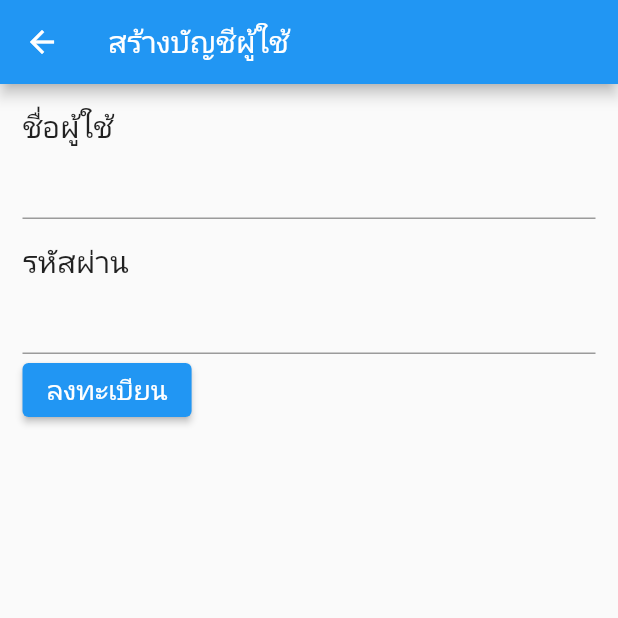
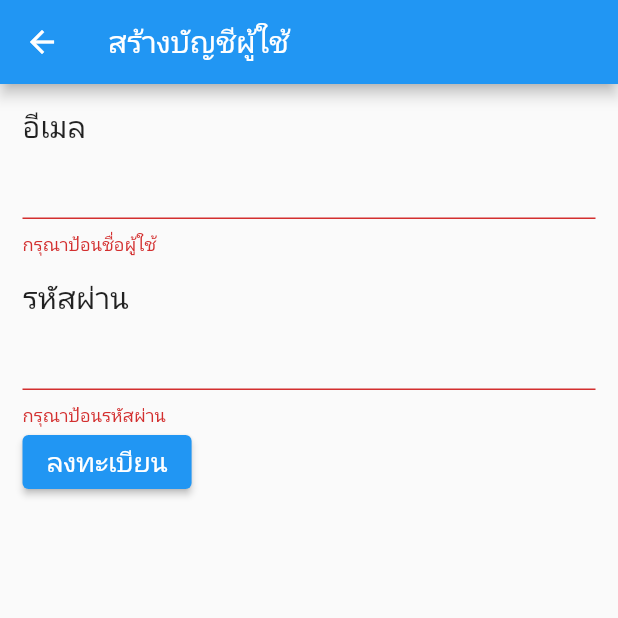
Before and after one commit to fax-yanapat/flashback-webapp, a Flutter app: the RegisterScreen screen opened directly, after a tap on "ลงทะเบียน", on a phone screen of 412 x 824 dp, the top half of it. Run offline on Flutter 3.47's test engine with Material 2 defaults, Android fonts, the phone set to English and light mode, and no system bars; our stand-ins replace firebase_auth, firebase_core, form_field_validator; accounts and stored records are empty.

Commit message:
updated on 2/28/2022 19.54

```diff
--- a/lib/model/profile.dart
+++ b/lib/model/profile.dart
@@ -1,6 +1,6 @@
 class Profile {
-  String username;
+  String email;
   String password;
 
-  Profile({required this.username, required this.password});
+  Profile({required this.email, required this.password});
 }
--- a/lib/screen/register.dart
+++ b/lib/screen/register.dart
@@ -1,5 +1,8 @@
+import 'package:firebase_auth/firebase_auth.dart';
+import 'package:firebase_core/firebase_core.dart';
 import 'package:flutter/material.dart';
 import 'package:flutter_application_1/model/profile.dart';
+import 'package:form_field_validator/form_field_validator.dart';
 
 class RegisterScreen extends StatefulWidget {
   const RegisterScreen({Key? key}) : super(key: key);
@@ -10,10 +13,25 @@ class RegisterScreen extends StatefulWidget {
 
 class _RegisterScreenState extends State<RegisterScreen> {
   final formKey = GlobalKey<FormState>();
-  Profile profile = Profile(password: '', username: '');
+  Profile profile = Profile(email: '', password: '');
+  final Future<FirebaseApp> firebase = Firebase.initializeApp();
 
   @override
   Widget build(BuildContext context) {
+    return FutureBuilder(
+        future: firebase,
+        builder: (context, snapshot) {
+          if (snapshot.hasError) {
+            return Scaffold(
+              appBar: AppBar(
+                title: Text("Error"),
+              ),
+              body: Center(
+                child: Text("${snapshot.error}"),
+              ),
+            );
+          }
+          if (snapshot.connectionState == ConnectionState.done) {
             return Scaffold(
               appBar: AppBar(
                 title: Text("สร้างบัญชีผู้ใช้"),
@@ -27,11 +45,16 @@ class _RegisterScreenState extends State<RegisterScreen> {
                       child: Column(
                         crossAxisAlignment: CrossAxisAlignment.start,
                         children: [
-                  Text("ชื่อผู้ใช้", style: TextStyle(fontSize: 20)),
+                          Text("อีเมล", style: TextStyle(fontSize: 20)),
                           TextFormField(
+                            validator: MultiValidator([
+                              RequiredValidator(
+                                  errorText: "กรุณาป้อนชื่อผู้ใช้"),
+                              EmailValidator(errorText: "รูปแบบอีเมลไม่ถูกต้อง")
+                            ]),
                             keyboardType: TextInputType.emailAddress,
-                    onSaved: (String? username) {
-                      profile.username = username.toString();
+                            onSaved: (String? email) {
+                              profile.email = email.toString();
                             },
                           ),
                           SizedBox(
@@ -39,6 +62,8 @@ class _RegisterScreenState extends State<RegisterScreen> {
                           ),
                           Text("รหัสผ่าน", style: TextStyle(fontSize: 20)),
                           TextFormField(
+                            validator: RequiredValidator(
+                                errorText: "กรุณาป้อนรหัสผ่าน"),
                             obscureText: true,
                             onSaved: (String? password) {
                               profile.password = password.toString();
@@ -46,11 +71,20 @@ class _RegisterScreenState extends State<RegisterScreen> {
                           ),
                           SizedBox(
                             child: ElevatedButton(
-                      child: Text("ลงทะเบียน", style: TextStyle(fontSize: 18)),
-                      onPressed: () {
-                        formKey.currentState?.save();
-                        print(
-                            "username = ${profile.username} password = ${profile.password}");
+                              child: Text("ลงทะเบียน",
+                                  style: TextStyle(fontSize: 18)),
+                              onPressed: () async{
+                                if (formKey.currentState!.validate()) {
+                                  formKey.currentState!.save();
+                                  try {
+                                    await FirebaseAuth.instance.createUserWithEmailAndPassword(
+                                      email: profile.email,
+                                      password: profile.password);
+                                    formKey.currentState!.reset();
+                                  } on FirebaseAuthException catch (e) {
+                                    print(e.message);
+                                  }
+                                }
                               },
                             ),
                           )
@@ -62,4 +96,11 @@ class _RegisterScreenState extends State<RegisterScreen> {
               ),
             );
           }
+          return Scaffold(
+            body: Center(
+              child: CircularProgressIndicator(),
+            ),
+          );
+        });
   }
+}
--- a/pubspec.yaml
+++ b/pubspec.yaml
@@ -31,6 +31,9 @@ dependencies:
     sdk: flutter
 
   flip_card: ^0.6.0
+  form_field_validator: ^1.1.0
+  firebase_core: ^1.13.1
+  firebase_auth: ^3.3.9
 
 
   # The following adds the Cupertino Icons font to your application.
```
Also changed, not shown: pubspec.lock, 3 other files. Lines whose indentation alone changed are shown as unchanged.
